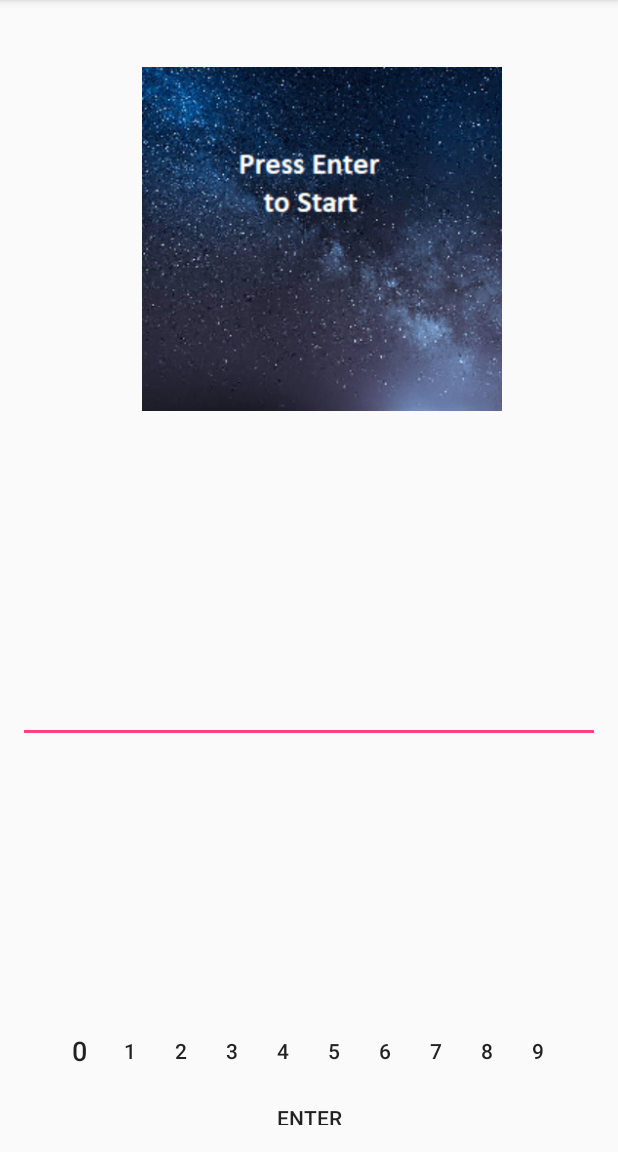
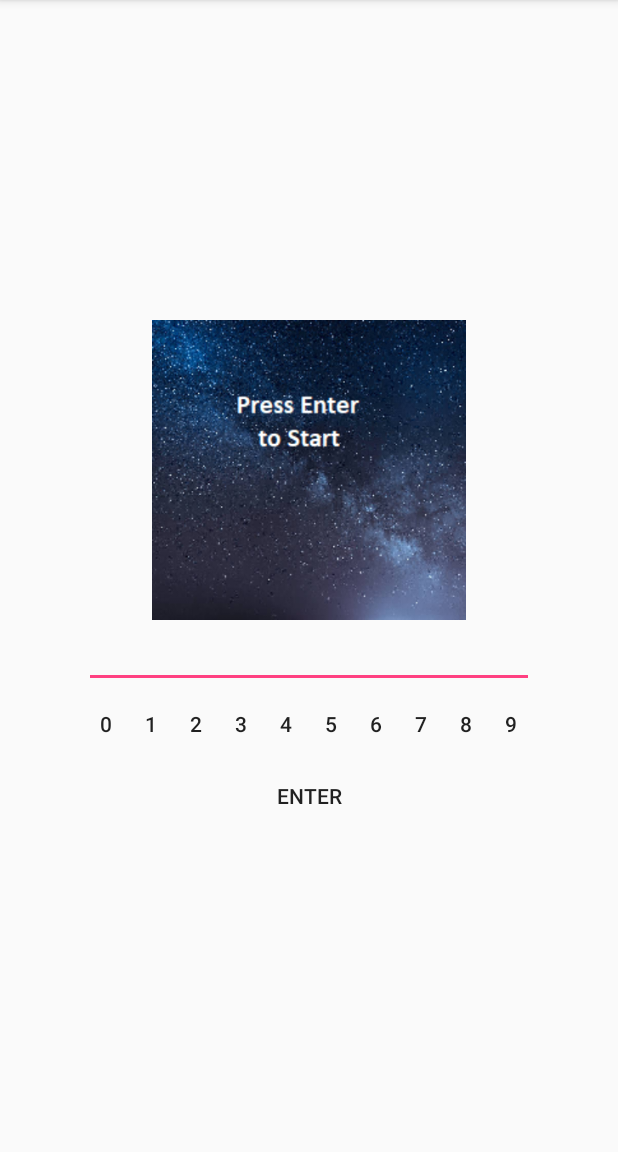
Before and after one commit to WassabiVl/Input-in-Anti-Shake-Environment, an Android app: the screen it shows after launch (MainActivity), on a phone screen of 412 x 824 dp, the part 84-1236 px from its top. Run offline under Robolectric (Android 15) with nearby library versions, the phone set to English and light mode, and no system bars.

Commit message:
New System design using Gyroscope
applied ability to create files needed to save data,
changed the sensor to the gyroscope
increased sensitivity to fastest
cleaned up code
used tablelayout to handle the design and motion

```diff
--- a/app/src/main/java/com/example/wassabivl/antishaketest/MainActivity.java
+++ b/app/src/main/java/com/example/wassabivl/antishaketest/MainActivity.java
@@ -13,8 +13,7 @@ import android.widget.TextView;
 import java.io.BufferedWriter;
 import java.io.File;
 import java.io.FileWriter;
-
-
+import java.io.IOException;
 
 public class MainActivity extends AppCompatActivity{
     private int[] imageArray;
@@ -24,8 +23,7 @@ public class MainActivity extends AppCompatActivity{
     protected void onCreate(Bundle savedInstanceState) {
         super.onCreate(savedInstanceState);
         setContentView(R.layout.activity_main);
-        //to modify the grid Layout programmatically
-        //to programatically change the image, create the array
+        //to programmatically change the image, create the array
         imageArray = new int[18];
         imageArray[0] = R.drawable.image0;
         imageArray[1] = R.drawable.image1;
@@ -44,10 +42,23 @@ public class MainActivity extends AppCompatActivity{
         imageArray[14] = R.drawable.image14;
         imageArray[15] = R.drawable.image15;
         imageArray[16] = R.drawable.image16;
-        //disable entery into edittext
+        //disable entry into edittext
         EditText editText = (EditText) findViewById(R.id.editText);
         editText.setKeyListener(null);
+        //request permission to save to system storage
         ActivityCompat.requestPermissions(this, new String[]{Manifest.permission.WRITE_EXTERNAL_STORAGE}, 2909);
+        //to create the initial file to save the data
+        File root = new File(Environment.getExternalStorageDirectory().toString());
+        File savefile1 = new File(root, "base.txt");
+        if (!savefile1.exists()) {
+            try {
+                savefile1.createNewFile();
+                File gp = new File (root, "fullAS.txt" );
+                gp.createNewFile();
+            } catch (IOException e) {
+                e.printStackTrace();
+            }
+        }
     }
 
     public void button0(View v){TextView textView= (TextView) findViewById(R.id.editText);textView.append("0");}
@@ -65,19 +76,17 @@ public class MainActivity extends AppCompatActivity{
             Intent intent = new Intent(this, SecondActivity.class);
             startActivity(intent);
         }
+        else {x++;}
         TextView textView= (TextView) findViewById(R.id.editText);
         long start = System.currentTimeMillis();
         long change = start - end;
         end= start;
-        if (x<17) {
-            x++;
-        }
         ImageView imageView = (ImageView) findViewById(R.id.imageView);
         imageView.setImageResource(imageArray[x]);
         try { //to write to txt file
             File root = new File(Environment.getExternalStorageDirectory().toString());
-            File gpxfile = new File(root, "base.txt");
-            FileWriter writer = new FileWriter(gpxfile,true);
+            File savefile = new File(root, "base.txt");
+            FileWriter writer = new FileWriter(savefile,true);
             BufferedWriter writer1 = new BufferedWriter(writer);
             String string1 = textView.getText().toString() + "  " + change + " ";
             writer1.append(string1);
--- a/app/src/main/res/layout/activity_main.xml
+++ b/app/src/main/res/layout/activity_main.xml
@@ -7,69 +7,45 @@
     android:layout_height="match_parent"
     tools:context="com.example.wassabivl.antishaketest.MainActivity"
     >
-
-    <ImageView
-        android:id="@+id/imageView"
-        style="@style/ImageStyle"
-        app:layout_constraintLeft_toLeftOf="parent"
+    <TableLayout
+        android:id="@+id/tableLayout"
+        android:layout_width="300dp"
+        android:layout_height="wrap_content"
+        android:layout_weight="1"
+        app:layout_editor_absoluteX="120px"
+        app:layout_editor_absoluteY="300px"
         app:layout_constraintTop_toTopOf="parent"
-        app:srcCompat="@drawable/image0"
+        android:layout_marginTop="8dp"
+        app:layout_constraintBottom_toBottomOf="parent"
+        android:layout_marginBottom="8dp"
+        android:layout_marginRight="8dp"
         app:layout_constraintRight_toRightOf="parent"
-        android:layout_marginTop="39dp"
-        android:layout_marginLeft="0dp"
-        app:layout_constraintHorizontal_bias="0.777" />
-
-    <EditText
-        android:id="@+id/editText"
-        android:layout_width="388dp"
-        android:layout_height="46dp"
-        android:ems="10"
-        android:inputType="none"
-        android:layout_marginBottom="24dp"
-        app:layout_constraintBottom_toTopOf="@+id/gridLayout"
-        app:layout_constraintRight_toRightOf="parent"
-        app:layout_constraintLeft_toLeftOf="parent"
-        tools:layout_constraintRight_creator="1"
-        tools:layout_constraintLeft_creator="1"
-        app:layout_constraintHorizontal_bias="0.5"
-        android:layout_marginTop="8dp"
-        app:layout_constraintTop_toBottomOf="@+id/imageView"
-        app:layout_constraintVertical_bias="0.509" />
-
-    <TableLayout
-
-        android:id="@+id/gridLayout"
-        android:layout_width="340dp"
-        android:layout_height="84dp"
-        android:layout_gravity="bottom|center"
-        android:layout_margin="8dp"
-        android:layout_marginEnd="8dp"
-        android:layout_marginLeft="16dp"
-        android:layout_marginStart="8dp"
-        android:columnCount="10"
-        android:padding="0dp"
-        android:paddingBottom="0dp"
-        android:paddingEnd="0dp"
-        android:paddingLeft="0dp"
-        android:paddingRight="0dp"
-        android:paddingStart="0dp"
-        android:paddingTop="0dp"
-        tools:layout_constraintLeft_creator="1"
-        tools:layout_constraintRight_creator="1"
-        app:layout_constraintBottom_toBottomOf="parent"
-        android:layout_marginBottom="16dp"
-        app:layout_constraintLeft_toLeftOf="parent"
-        android:layout_marginRight="8dp"
-        app:layout_constraintRight_toRightOf="parent">
+        android:layout_marginLeft="8dp"
+        app:layout_constraintLeft_toLeftOf="parent">
 
         <TableRow>
+            <ImageView
+                android:id="@+id/imageView"
+                android:layout_width="200dp"
+                android:layout_height="200dp"
+                android:layout_weight="10"
+                android:foregroundGravity="center_vertical|center_horizontal|center"
+                app:srcCompat="@drawable/image0" />
+        </TableRow>
 
+        <TableRow>
+            <EditText
+                android:id="@+id/editText"
+                android:layout_weight="10"
+                android:inputType="none" />
+        </TableRow>
+
+        <TableRow>
             <Button
                 android:id="@+id/btn0"
                 style="@style/Widget.AppCompat.Button.Borderless.Colored"
                 android:onClick="button0"
-                android:text="@string/_0"
-                android:textSize="18sp" />
+                android:text="@string/_0" />
 
             <Button
                 android:id="@+id/btn1"
@@ -126,7 +102,9 @@
                 android:text="@string/_9" />
         </TableRow>
 
-        <TableRow>
+        <TableRow
+            android:baselineAligned="false"
+            android:gravity="bottom">
 
             <Button
                 android:id="@+id/btnE"
--- a/app/src/main/res/values/styles.xml
+++ b/app/src/main/res/values/styles.xml
@@ -20,14 +20,6 @@
         <item name="android:textStyle">bold|italic</item>
 
     </style>
-    <style name="ImageStyle">
-       <item name="android:layout_width">240dp</item>
-        <item name="android:layout_height">240dp</item>
-        <item name="android:layout_marginBottom">50dp</item>
-        <item name="android:layout_marginLeft">50dp</item>
-        <item name="android:layout_marginTop">50dp</item>
-        <item name="android:layout_marginRight">50dp</item>
 
-    </style>
 
 </resources>
```
Also changed, not shown: app/src/main/java/com/example/wassabivl/antishaketest/SecondActivity.java (+32 -54 lines), app/src/main/res/layout/second_activity.xml (+31 -59 lines), 1 other file.
